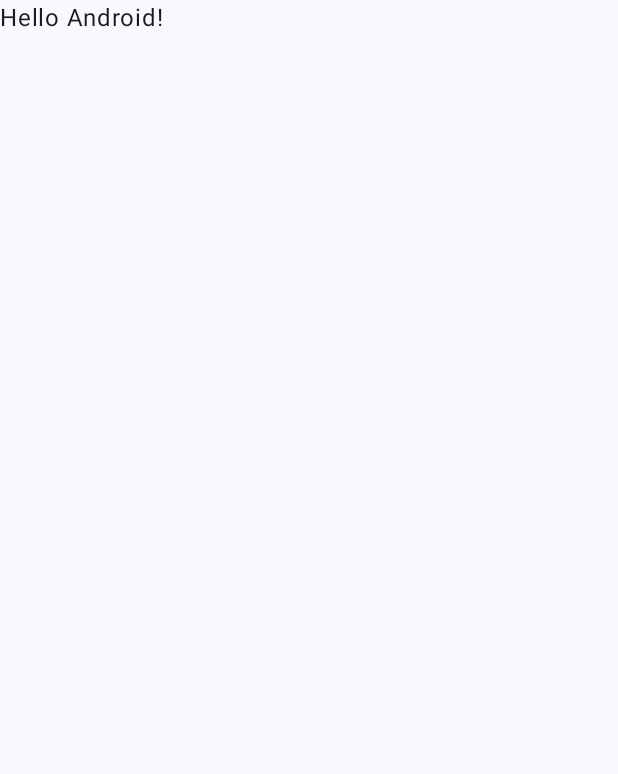
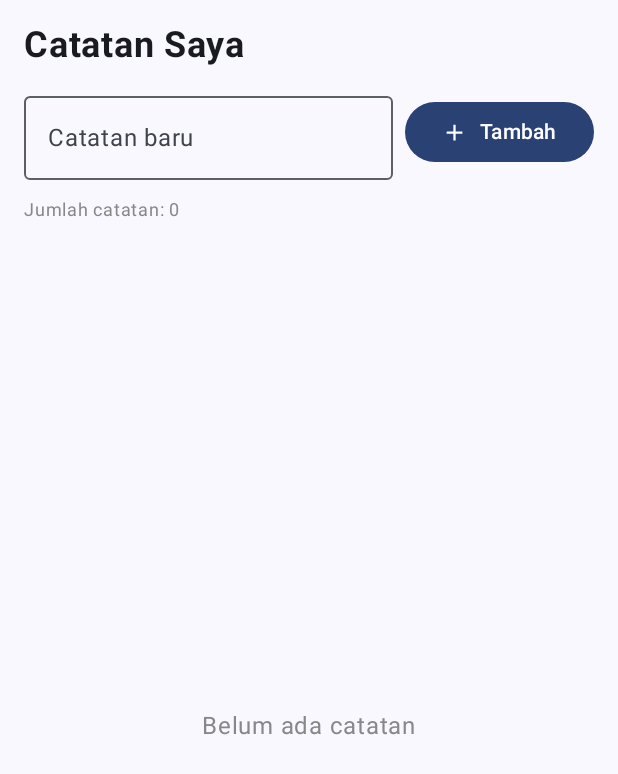
Before and after one commit to istmaa/PPPB-Pertemuan-12-NotesApp, an Android app built with Jetpack Compose: the screen it shows after launch (MainActivity), on a phone screen of 412 x 824 dp. Before the commit the part shown is almost empty. Shown: the top 774 px of the screen. Run offline under Robolectric (Android 15) with nearby library versions, the phone set to English and light mode, and no system bars; our stand-ins replace Room's generated code.

Commit message:
feat: implement create and read notes

```diff
--- a/app/src/main/java/com/example/notesapp/MainActivity.kt
+++ b/app/src/main/java/com/example/notesapp/MainActivity.kt
@@ -7,21 +7,20 @@ import androidx.activity.enableEdgeToEdge
 import androidx.compose.foundation.layout.fillMaxSize
 import androidx.compose.foundation.layout.padding
 import androidx.compose.material3.Scaffold
-import androidx.compose.material3.Text
-import androidx.compose.runtime.Composable
 import androidx.compose.ui.Modifier
-import androidx.compose.ui.tooling.preview.Preview
 import com.example.notesapp.ui.theme.NotesAppTheme
 
 class MainActivity : ComponentActivity() {
     override fun onCreate(savedInstanceState: Bundle?) {
         super.onCreate(savedInstanceState)
         enableEdgeToEdge()
+
         setContent {
             NotesAppTheme {
-                Scaffold(modifier = Modifier.fillMaxSize()) { innerPadding ->
-                    Greeting(
-                        name = "Android",
+                Scaffold(
+                    modifier = Modifier.fillMaxSize()
+                ) { innerPadding ->
+                    NotesScreen(
                         modifier = Modifier.padding(innerPadding)
                     )
                 }
@@ -29,19 +28,3 @@ class MainActivity : ComponentActivity() {
         }
     }
 }
-
-@Composable
-fun Greeting(name: String, modifier: Modifier = Modifier) {
-    Text(
-        text = "Hello $name!",
-        modifier = modifier
-    )
-}
-
-@Preview(showBackground = true)
-@Composable
-fun GreetingPreview() {
-    NotesAppTheme {
-        Greeting("Android")
-    }
-}
--- /dev/null
+++ b/app/src/main/java/com/example/notesapp/NotesScreen.kt
@@ -0,0 +1,109 @@
+package com.example.notesapp
+
+import androidx.compose.foundation.layout.*
+import androidx.compose.foundation.lazy.LazyColumn
+import androidx.compose.foundation.lazy.items
+import androidx.compose.material3.*
+import androidx.compose.runtime.Composable
+import androidx.compose.runtime.collectAsState
+import androidx.compose.runtime.getValue
+import androidx.compose.runtime.mutableStateOf
+import androidx.compose.runtime.saveable.rememberSaveable
+import androidx.compose.runtime.setValue
+import androidx.compose.ui.Alignment
+import androidx.compose.ui.Modifier
+import androidx.compose.ui.graphics.Color
+import androidx.compose.ui.res.painterResource
+import androidx.compose.ui.text.font.FontWeight
+import androidx.compose.ui.tooling.preview.Preview
+import androidx.compose.ui.unit.dp
+import androidx.compose.ui.unit.sp
+import androidx.lifecycle.viewmodel.compose.viewModel
+import com.example.notesapp.ui.theme.NotesAppTheme
+
+@Composable
+fun NotesScreen(
+    modifier: Modifier = Modifier,
+    vm: NotesViewModel = viewModel()
+) {
+    val notes by vm.notes.collectAsState()
+    var input by rememberSaveable { mutableStateOf("") }
+
+    Column(
+        modifier = modifier
+            .fillMaxSize()
+            .padding(16.dp)
+    ) {
+        Text(
+            text = "Catatan Saya",
+            fontSize = 24.sp,
+            fontWeight = FontWeight.Bold
+        )
+        Spacer(Modifier.height(12.dp))
+
+        Row(
+            modifier = Modifier.fillMaxWidth(),
+            verticalAlignment = Alignment.CenterVertically,
+            horizontalArrangement = Arrangement.spacedBy(8.dp)
+        ) {
+            OutlinedTextField(
+                value = input,
+                onValueChange = { input = it },
+                label = { Text("Catatan baru") },
+                singleLine = true,
+                modifier = Modifier.weight(1f)
+            )
+            Button(onClick = {
+                vm.addNote(input)
+                input = ""
+            }) {
+                Icon(
+                    painter = painterResource(R.drawable.ic_add),
+                    contentDescription = null,
+                    modifier = Modifier.size(ButtonDefaults.IconSize)
+                )
+                Spacer(Modifier.width(ButtonDefaults.IconSpacing))
+                Text("Tambah")
+            }
+        }
+
+        Text(
+            text = "Jumlah catatan: ${notes.size}",
+            fontSize = 12.sp,
+            color = Color.Gray,
+            modifier = Modifier.padding(vertical = 8.dp)
+        )
+
+        if (notes.isEmpty()) {
+            Box(
+                modifier = Modifier.fillMaxSize(),
+                contentAlignment = Alignment.Center
+            ) {
+                Text("Belum ada catatan", color = Color.Gray)
+            }
+        } else {
+            LazyColumn(modifier = Modifier.fillMaxSize()) {
+                items(notes, key = { it.id }) { note ->
+                    NoteItem(note = note)
+                    HorizontalDivider()
+                }
+            }
+        }
+    }
+}
+
+@Composable
+fun NoteItem(note: Note) {
+    ListItem(
+        headlineContent = { Text(note.title) },
+        supportingContent = { Text("ID: ${note.id}") }
+    )
+}
+
+@Preview(showBackground = true)
+@Composable
+fun NoteItemPreview() {
+    NotesAppTheme {
+        NoteItem(note = Note(id = 1, title = "Belajar Room Database"))
+    }
+}
```
